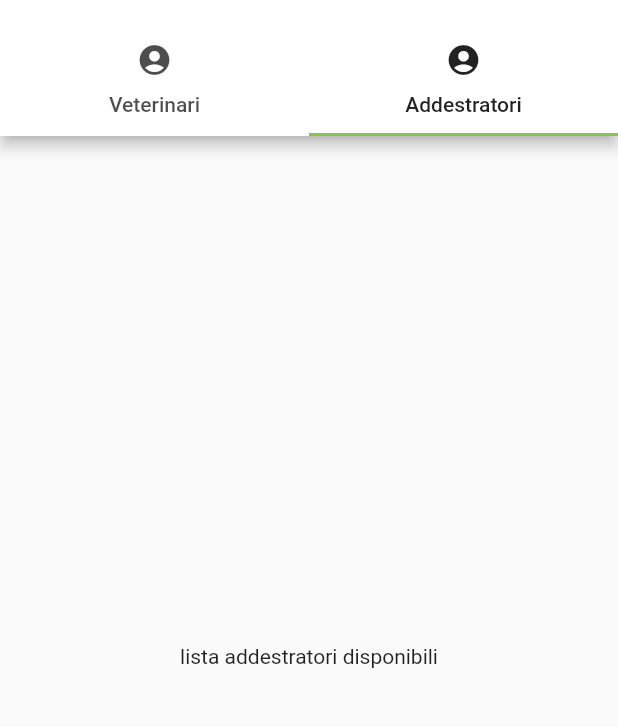
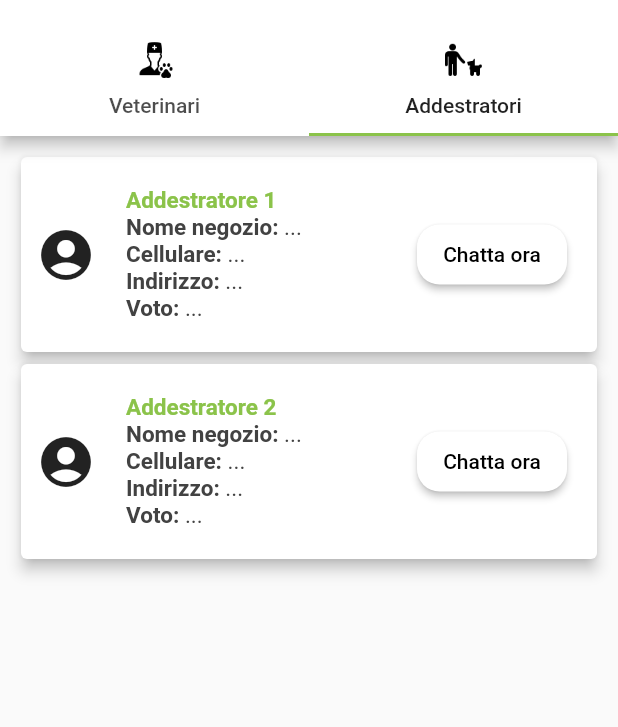
Before and after one commit to simoneauriemma/Pet-360, a Flutter app: the ChatScreen screen opened directly, tab 2 chosen, on a phone screen of 412 x 824 dp, the part 59-786 px from its top. Run offline on Flutter 3.47's test engine with Material 2 defaults, Android fonts, the phone set to English and light mode, and no system bars; our stand-ins replace accordion, curved_navigation_bar, firebase_auth, firebase_core, firebase_database, fluttertoast and 6 more; missing offline and left inert: dart:ffi, tflite; accounts and stored records are empty; project files that could hold a hidden picture were left out.

Commit message:
Craete liste statiche per chat con veterinari e addestratori + varie modifiche

```diff
--- /dev/null
+++ b/lib/components/widget_list.dart
@@ -0,0 +1,152 @@
+import 'package:flutter/material.dart';
+
+class WidgetList extends StatelessWidget {
+  final String name;
+  final String shopname;
+  final String phonenum;
+  final String indirizzo;
+  final String voto;
+
+  WidgetList({
+    required this.name,
+    required this.shopname,
+    required this.phonenum,
+    required this.indirizzo,
+    required this.voto,
+  });
+
+  @override
+  Widget build(BuildContext context) {
+    return Card(
+      elevation: 4.0,
+      child: InkWell(
+        onTap: () => print("tapped"),
+        child: Container(
+          //margin: EdgeInsets.only(left: 20, right: 20),
+          padding:
+              EdgeInsets.only(top: 20.0, bottom: 20.0, right: 20.0),
+          decoration: BoxDecoration(
+              color: Colors.white, borderRadius: BorderRadius.circular(30.0)),
+          child: Row(
+            mainAxisAlignment: MainAxisAlignment.start,
+            children: <Widget>[
+              Padding(
+                padding: EdgeInsets.only(left: 10.0, right: 20.0),
+                child: Icon(
+                  Icons.account_circle,
+                  size: 40.0,
+                ),
+              ),
+              Expanded(
+                child: Column(
+                  crossAxisAlignment: CrossAxisAlignment.start,
+                  children: <Widget>[
+                    Column(
+                      children: <Widget>[
+                        Align(
+                          alignment: Alignment.centerLeft,
+                          child: Text(
+                            name,
+                            textAlign: TextAlign.left,
+                            style: TextStyle(
+                              fontSize: 15.0,
+                              fontWeight: FontWeight.bold,
+                              color: Colors.lightGreen,
+                            ),
+                          ),
+                        ),
+                        Align(
+                          alignment: Alignment.centerLeft,
+                          child: Row(
+                            children: [
+                              Text("Nome negozio: ",
+                                  style: TextStyle(
+                                    fontSize: 15.0,
+                                    fontWeight: FontWeight.bold,
+                                    color: Colors.grey[800],
+                                  )),
+                              Text("$shopname",
+                                  style: TextStyle(
+                                    fontSize: 15.0,
+                                    color: Colors.grey[800],
+                                  )),
+                            ],
+                          ),
+                        ),
+                        Align(
+                          alignment: Alignment.centerLeft,
+                          child: Row(
+                            children: [
+                              Text("Cellulare: ",
+                                  style: TextStyle(
+                                    fontSize: 15.0,
+                                    fontWeight: FontWeight.bold,
+                                    color: Colors.grey[800],
+                                  )),
+                              Text("$phonenum",
+                                  style: TextStyle(
+                                    fontSize: 15.0,
+                                    color: Colors.grey[800],
+                                  )),
+                            ],
+                          ),
+                        ),
+                        Align(
+                          alignment: Alignment.centerLeft,
+                          child: Row(
+                            children: [
+                              Text("Indirizzo: ",
+                                  style: TextStyle(
+                                    fontSize: 15.0,
+                                    fontWeight: FontWeight.bold,
+                                    color: Colors.grey[800],
+                                  )),
+                              Text("$indirizzo",
+                                  style: TextStyle(
+                                    fontSize: 15.0,
+                                    color: Colors.grey[800],
+                                  )),
+                            ],
+                          ),
+                        ),
+                        Align(
+                          alignment: Alignment.centerLeft,
+                          child: Row(
+                            children: [
+                              Text("Voto: ",
+                                  style: TextStyle(
+                                    fontSize: 15.0,
+                                    fontWeight: FontWeight.bold,
+                                    color: Colors.grey[800],
+                                  )),
+                              Text("$voto",
+                                  style: TextStyle(
+                                    fontSize: 15.0,
+                                    color: Colors.grey[800],
+                                  )),
+                            ],
+                          ),
+                        ),
+                      ],
+                    ),
+                  ],
+                ),
+              ),
+              ElevatedButton(
+                onPressed: () {},
+                child: Text("Chatta ora"),
+                style: ElevatedButton.styleFrom(
+                  onPrimary: Colors.black,
+                  primary: Colors.white,
+                  minimumSize: Size(100, 40),
+                  shape: RoundedRectangleBorder(
+                      borderRadius: BorderRadius.circular(15)),
+                ),
+              ),
+            ],
+          ),
+        ),
+      ),
+    );
+  }
+}
--- a/lib/screens/chat_screen.dart
+++ b/lib/screens/chat_screen.dart
@@ -1,5 +1,7 @@
 import 'package:flutter/cupertino.dart';
 import 'package:flutter/material.dart';
+import 'package:pet360/screens/list_addestratore_chat.dart';
+import 'package:pet360/screens/list_veterinari_chat.dart';
 
 class ChatScreen extends StatefulWidget {
   const ChatScreen({Key? key}) : super(key: key);
@@ -23,15 +25,15 @@ class _ChatScreenState extends State<ChatScreen> {
             },
           ),
           backgroundColor: Colors.white,
-          bottom: const TabBar(tabs: [
-            Tab(text: 'Veterinari', icon: Icon(Icons.account_circle)),
-            Tab(text: 'Addestratori', icon: Icon(Icons.account_circle)),
+          bottom: TabBar(tabs: [
+            Tab(text: 'Veterinari', icon: Image.asset("assets/icons/veterinario.png", height: 25, width: 25,)),
+            Tab(text: 'Addestratori', icon: Image.asset("assets/icons/addestratore.png", height: 25, width: 25,)),
           ]),
         ),
         body: const TabBarView(
           children: [
-            Center(child: Text('lista veterinari disponibili')),
-            Center(child: Text('lista addestratori disponibili')),
+            ListVeterinariChat(),
+            ListAddestratoriChat(),
           ],
         ),
       ),
--- a/lib/screens/list_addestratore_chat.dart
+++ b/lib/screens/list_addestratore_chat.dart
@@ -0,0 +1,86 @@
+import 'package:flutter/cupertino.dart';
+import 'package:flutter/material.dart';
+import 'package:pet360/components/widget_list.dart';
+
+class ListAddestratoriChat extends StatefulWidget {
+  const ListAddestratoriChat({Key? key}) : super(key: key);
+
+  @override
+  _ListAddestratoriChatState createState() => _ListAddestratoriChatState();
+}
+
+class _ListAddestratoriChatState extends State<ListAddestratoriChat> {
+
+  /*_listAddestratori() {
+    return Positioned(
+      top: 310,
+      child: Container(
+        height: 100,
+        width: MediaQuery.of(context).size.width - 20,
+        decoration: BoxDecoration(
+          color: Colors.white,
+            borderRadius: BorderRadius.only(
+              topRight: Radius.circular(30),
+              bottomLeft: Radius.circular(30),
+              topLeft: Radius.circular(30),
+              bottomRight: Radius.circular(30),
+            ),
+            boxShadow: [
+              BoxShadow(
+                color: Colors.grey.shade200,
+                offset: Offset(0,1),
+                blurRadius: 20.0,
+                spreadRadius: 5,
+              ),
+            ]),
+
+        child: Container(
+          margin: const EdgeInsets.only(top: 10, bottom: 10),
+          child: Row(
+            children: [
+              Row(
+                children: [
+                  Text("Nome"),
+                  Text("..."),
+                ],
+              ),
+            ],
+          ),
+        ),
+      ),
+    );
+  }*/
+
+  @override
+  Widget build(BuildContext context) {
+    return Scaffold(
+      body: SingleChildScrollView(
+        child: Container(
+          height: MediaQuery.of(context).size.height,
+          width: MediaQuery.of(context).size.width,
+          child: ListView(
+            padding: EdgeInsets.only(left: 10.0, right: 10.0, bottom: 10.0, top: 10.0),
+            primary: false,
+            children: <Widget>[
+              WidgetList(
+                name: "Addestratore 1",
+                shopname: "...",
+                phonenum: "...",
+                indirizzo: "...",
+                voto: "...",
+              ),
+              WidgetList(
+                name: "Addestratore 2",
+                shopname: "...",
+                phonenum: "...",
+                indirizzo: "...",
+                voto: "...",
+              ),
+
+            ],
+          ),
+        ),
+      ),
+    );
+  }
+}
--- a/lib/screens/navigator_view.dart
+++ b/lib/screens/navigator_view.dart
@@ -153,7 +153,6 @@ class _addInfoState extends State<addInfoAnimals> {
                 children: [
                   Container(
                       padding: EdgeInsets.only(top: 20),
-                      width: 400,
                       height: 620,
                       //sfondo con sfocatura
                       decoration: BoxDecoration(
```
Also changed, not shown: lib/screens/list_veterinari_chat.dart (+64 -0 lines), lib/screens/profile_screen.dart (+26 -5 lines), lib/screens/testfetch.dart (deleted, +0 -84 lines), assets/icons/addestratore.png (added), assets/icons/logout.png (added), assets/icons/veterinario.png (added).
